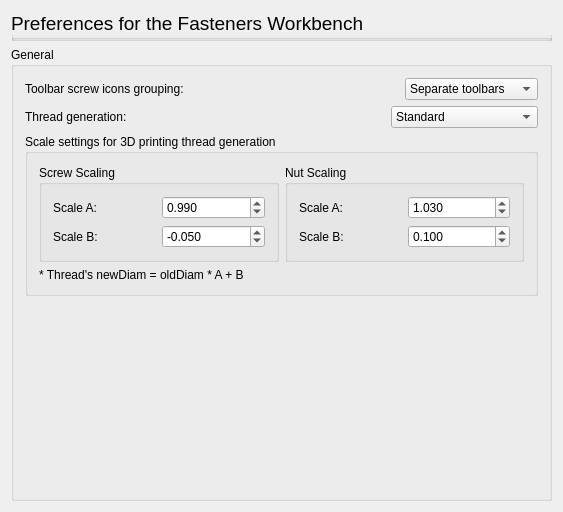
This is FSprefs.ui in shaise/FreeCAD_FastenersWB as Qt 5 draws it before an edit. The edited form follows.
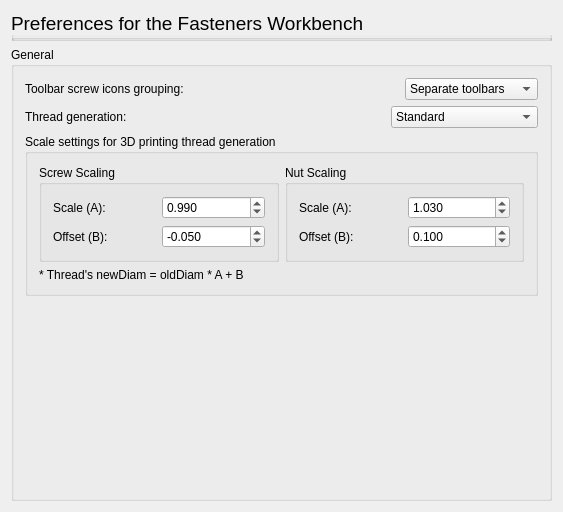
This is the edited form. Custom widgets are drawn as their Qt base class.

Commit message: change scale notation issue #238

The edit to the form file:
```diff
--- a/FSprefs.ui
+++ b/FSprefs.ui
@@ -156,7 +156,7 @@
                 <item>
                  <widget class="QLabel" name="label_5">
                   <property name="text">
-                   <string>Scale A:</string>
+                   <string>Scale (A):</string>
                   </property>
                  </widget>
                 </item>
@@ -192,7 +192,7 @@
                 <item>
                  <widget class="QLabel" name="label_6">
                   <property name="text">
-                   <string>Scale B:</string>
+                   <string>Offset (B):</string>
                   </property>
                  </widget>
                 </item>
@@ -237,7 +237,7 @@
                 <item>
                  <widget class="QLabel" name="label_7">
                   <property name="text">
-                   <string>Scale A:</string>
+                   <string>Scale (A):</string>
                   </property>
                  </widget>
                 </item>
@@ -273,7 +273,7 @@
                 <item>
                  <widget class="QLabel" name="label_8">
                   <property name="text">
-                   <string>Scale B:</string>
+                   <string>Offset (B):</string>
                   </property>
                  </widget>
                 </item>
```
